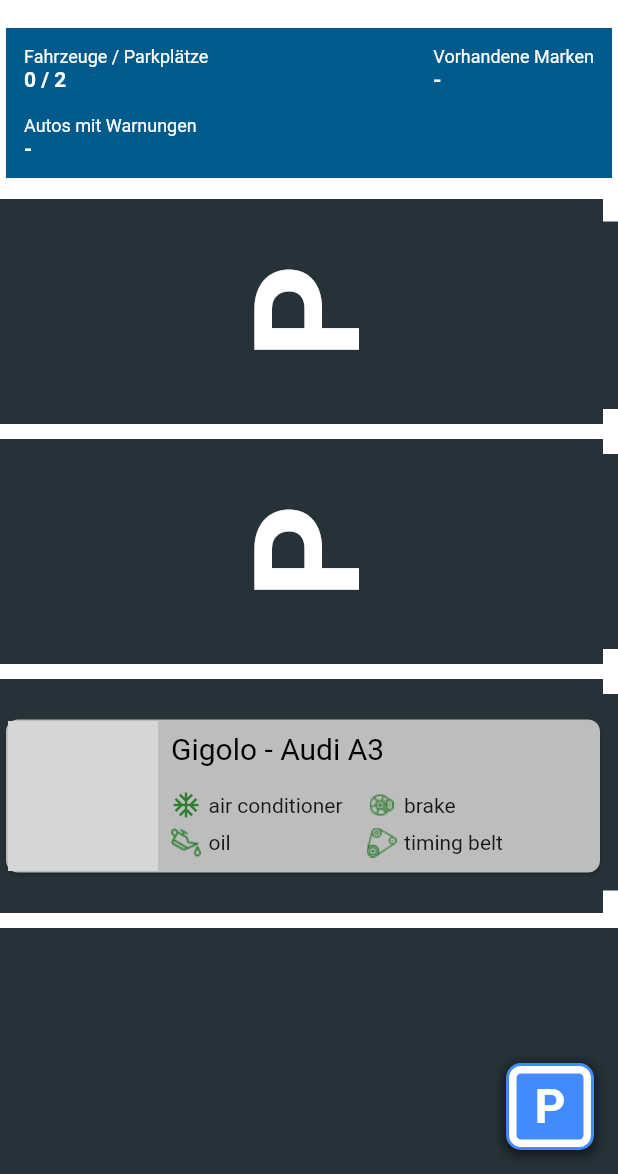
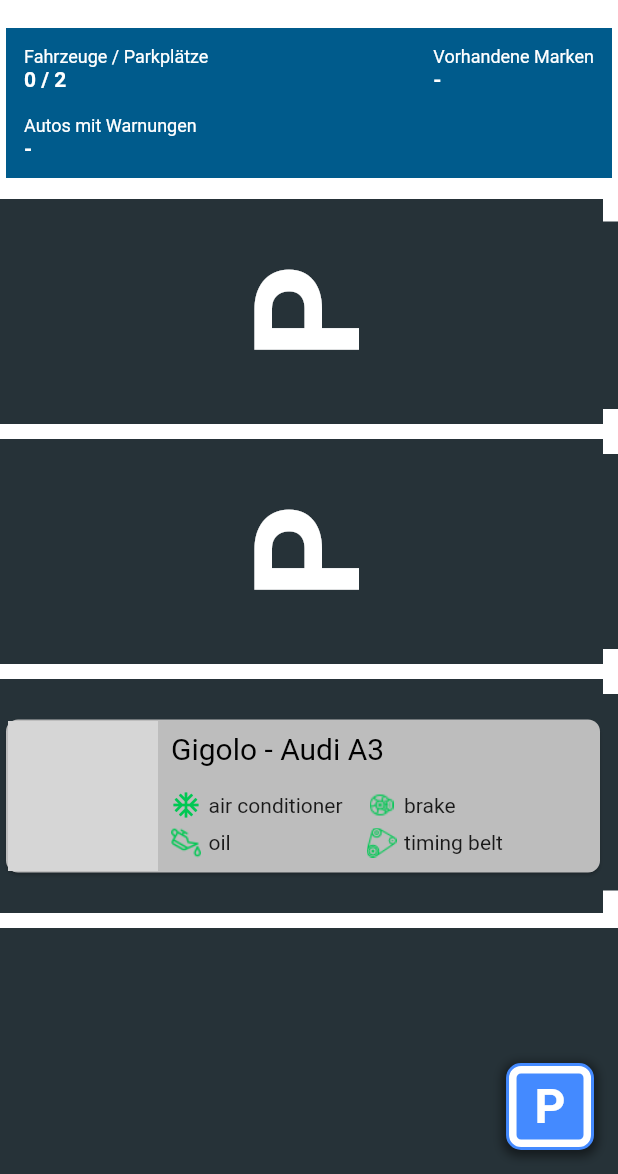
Before and after one commit to buggxs/garage_app, a Flutter app: the screen it shows after launch, on a phone screen of 412 x 824 dp, the part 62-1236 px from its top. Run offline on Flutter 3.47's test engine with Material 2 defaults, Android fonts, the phone set to English and light mode, and no system bars; drawn by our look-alikes of auto_size_text, flutter_slidable; our stand-ins replace bloc, carousel_slider, equatable, flutter_bloc, get_it, image_cropper and 3 more; missing offline and left inert: cache_image; network calls fail; project files that could hold a hidden picture were left out; grey boxes are pictures that could not be loaded.

Commit message:
connect color to icons

```diff
--- a/lib/components/garage/garage_screen.dart
+++ b/lib/components/garage/garage_screen.dart
@@ -31,8 +31,8 @@ class GarageScreenContent extends StatelessWidget {
 
   @override
   Widget build(BuildContext context) {
-    GarageCubit cubit = context.watch<GarageCubit>();
-    GarageState state = cubit.state;
+    final GarageCubit cubit = context.watch<GarageCubit>();
+    final GarageState state = cubit.state;
 
     Widget children = CarListItemEmpty(
       onTap: cubit.pushToAddCarScreen,
@@ -65,9 +65,10 @@ class GarageScreenContent extends StatelessWidget {
     return GarageScaffold(
       title: 'Deine Garage',
       elevation: 0,
+      floatingActionButton: floatingActionButton,
       child: Column(
         crossAxisAlignment: CrossAxisAlignment.stretch,
-        children: [
+        children: <Widget>[
           GarageMetaPanel(
             parkedCars: parkedCars,
             carsWithWarnings: carsWithWarnings,
@@ -76,9 +77,9 @@ class GarageScreenContent extends StatelessWidget {
           Expanded(
             child: SingleChildScrollView(
               child: Container(
-                padding: const EdgeInsets.fromLTRB(0, 0, 0, 16.0),
+                padding: const EdgeInsets.fromLTRB(0, 0, 0, 16),
                 child: Column(
-                  children: [
+                  children: <Widget>[
                     const GarageSlotTopDivider(),
                     children,
                     const GarageSlotBottomDivider(),
@@ -89,17 +90,16 @@ class GarageScreenContent extends StatelessWidget {
           ),
         ],
       ),
-      floatingActionButton: floatingActionButton,
     );
   }
 
   Widget _buildCarList(
     GarageCubit cubit,
   ) {
-    GarageLoadedState state = cubit.state as GarageLoadedState;
+    final GarageLoadedState state = cubit.state as GarageLoadedState;
     final List<Car> carList = state.cars;
 
-    List<Widget> children = [
+    List<Widget> children = <Widget>[
       CarListItemEmpty(
         onTap: cubit.pushToAddCarScreen,
       ),
--- a/lib/components/garage/widgets/car_list_item.dart
+++ b/lib/components/garage/widgets/car_list_item.dart
@@ -4,6 +4,7 @@ import 'package:garage_app/common/widgets/icon_text.dart';
 import 'package:garage_app/common/widgets/image_placeholder.dart';
 import 'package:garage_app/common/widgets/modal_service.dart';
 import 'package:garage_app/components/car/car_screen.dart';
+import 'package:garage_app/components/car/properties/util/card_content.dart';
 import 'package:garage_app/components/garage/i18n/garage_i18n.dart';
 import 'package:garage_app/components/garage/i18n/garage_text.dart';
 import 'package:garage_app/components/garage/widgets/car_item_slidable.dart';
@@ -34,9 +35,9 @@ class CarListItem extends StatelessWidget {
   @override
   Widget build(BuildContext context) {
     return Column(
-      children: [
+      children: <Widget>[
         Container(
-          margin: const EdgeInsets.fromLTRB(0, 8.0, 8.0, 8.0),
+          margin: const EdgeInsets.fromLTRB(0, 8, 8, 8),
           child: Card(
             shape: RoundedRectangleBorder(
               borderRadius: BorderRadius.circular(8),
@@ -57,12 +58,12 @@ class CarListItem extends StatelessWidget {
                 onDelete: () => onDelete?.call(car),
                 child: Row(
                   crossAxisAlignment: CrossAxisAlignment.start,
-                  children: [
+                  children: <Widget>[
                     _carImage(),
                     Expanded(
                       child: Column(
                         crossAxisAlignment: CrossAxisAlignment.start,
-                        children: [
+                        children: <Widget>[
                           _carHeading(car),
                           _carProperties(context),
                         ],
@@ -104,65 +105,75 @@ class CarListItem extends StatelessWidget {
   }
 
   Widget _carHeading(Car car) {
-    return Builder(builder: (context) {
+    return Builder(
+      builder: (BuildContext context) {
         return Container(
+          padding: const EdgeInsets.all(8),
           child: Text(
             '${car.name} ${(car.brand != null) || (car.model != null) ? '-' : ''} '
             '${car.brand ?? ''} ${car.model ?? ''}',
             style: Theme.of(context).textTheme.headline2,
           ),
-        padding: const EdgeInsets.all(8.0),
         );
-    });
+      },
+    );
   }
 
   Widget _carProperties(BuildContext context) {
     return Row(
-      children: [
+      children: <Widget>[
         Container(
-          padding: const EdgeInsets.symmetric(horizontal: 8.0),
+          padding: const EdgeInsets.symmetric(horizontal: 8),
           child: Column(
             mainAxisAlignment: MainAxisAlignment.start,
             crossAxisAlignment: CrossAxisAlignment.start,
-            children: [
+            children: <Widget>[
               IconText(
                 text: GarageText.airConditioner(),
                 iconData: Icons.ac_unit,
-                iconColor: Colors.green[800],
-                size: 20.0,
+                iconColor: getCardColor(
+                  car.calculateCarType(car.airConditioner),
+                )?['heading'],
+                size: 20,
               ),
               const SizedBox(
                 height: 5,
               ),
               IconText(
                 text: GarageText.oil(),
-                assetImage: const AssetImage("assets/icons/car-oil.png"),
-                iconColor: Colors.green[800],
-                size: 20.0,
+                assetImage: const AssetImage('assets/icons/car-oil.png'),
+                iconColor: getCardColor(
+                  car.calculateCarType(car.oilData),
+                )?['heading'],
+                size: 20,
               ),
             ],
           ),
         ),
         Container(
-          padding: const EdgeInsets.symmetric(horizontal: 8.0, vertical: 8.0),
+          padding: const EdgeInsets.symmetric(horizontal: 8, vertical: 8),
           child: Column(
             mainAxisAlignment: MainAxisAlignment.start,
             crossAxisAlignment: CrossAxisAlignment.start,
-            children: [
+            children: <Widget>[
               IconText(
                 text: GarageText.brake(),
-                assetImage: const AssetImage("assets/icons/brake.png"),
-                iconColor: Colors.green[800],
-                size: 20.0,
+                assetImage: const AssetImage('assets/icons/brake.png'),
+                iconColor: getCardColor(
+                  car.calculateCarType(car.brakeData),
+                )?['heading'],
+                size: 20,
               ),
               const SizedBox(
                 height: 5,
               ),
               IconText(
                 text: GarageText.timingBelt(),
-                assetImage: const AssetImage("assets/icons/timing-belt.png"),
-                iconColor: Colors.green[800],
-                size: 20.0,
+                assetImage: const AssetImage('assets/icons/timing-belt.png'),
+                iconColor: getCardColor(
+                  car.calculateCarType(car.timingBeltData),
+                )?['heading'],
+                size: 20,
               ),
             ],
           ),
```
Lines whose indentation alone changed are shown as unchanged.
